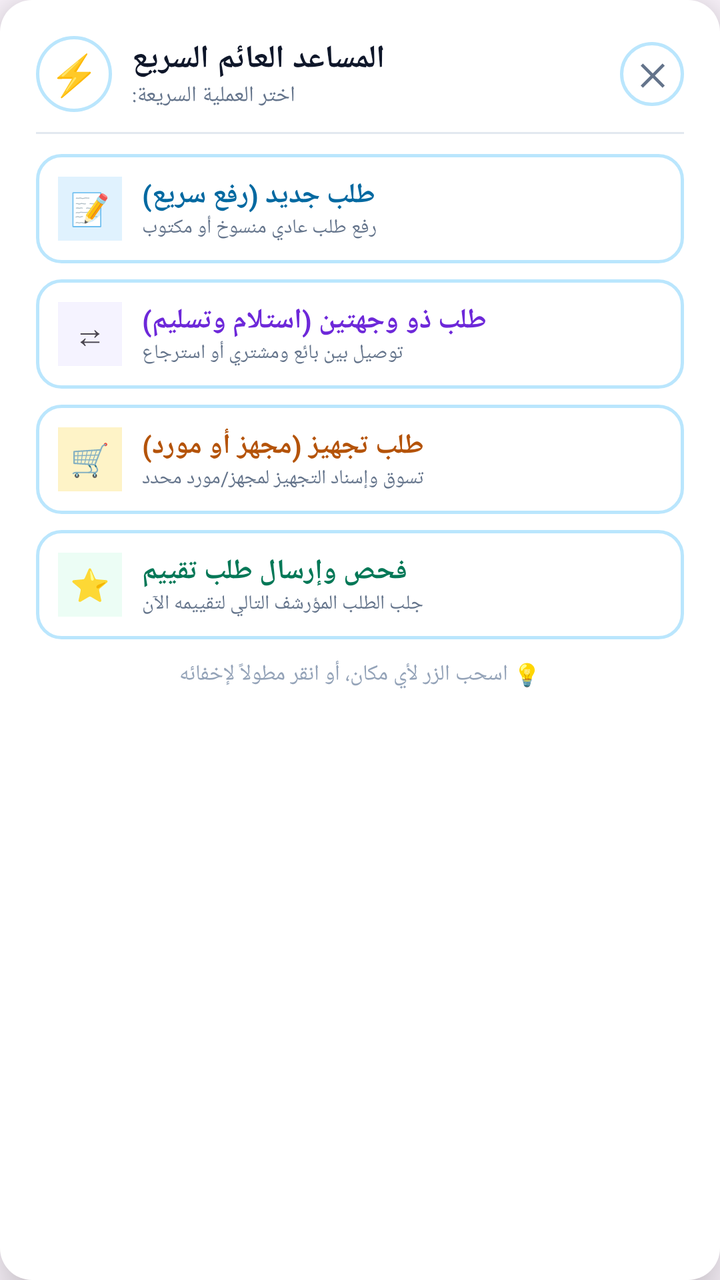
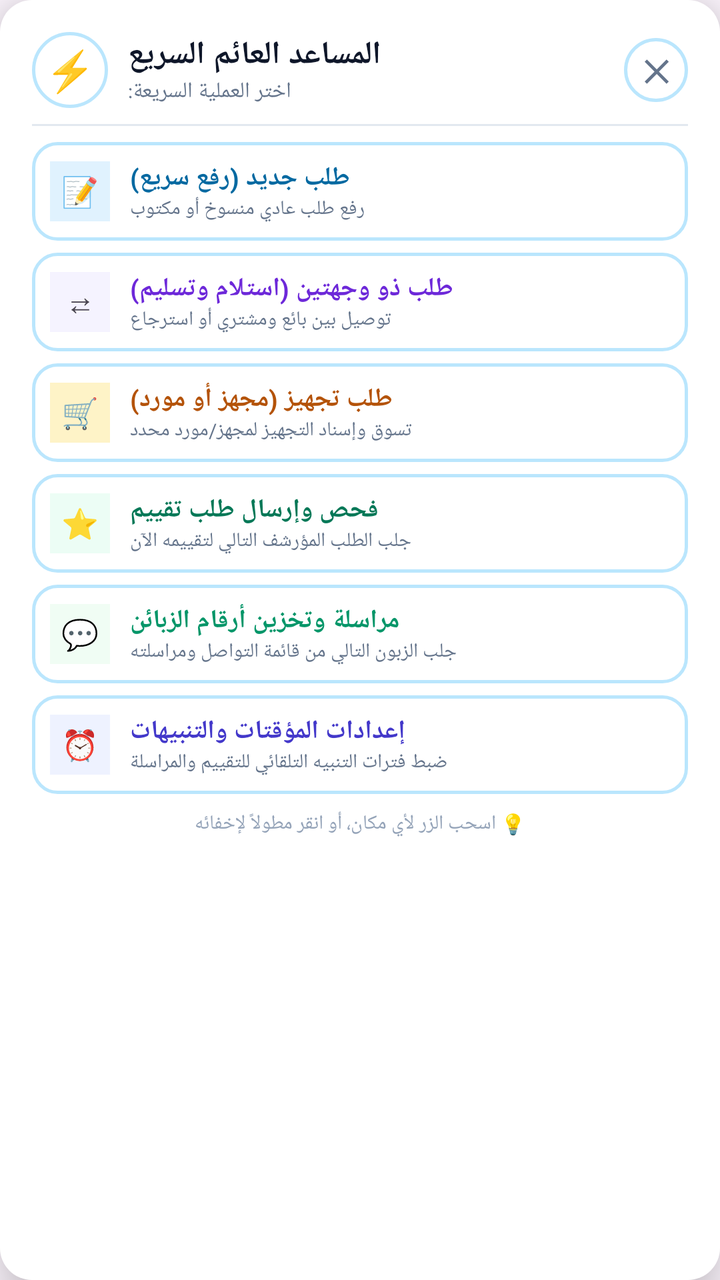

Screens rendered from an Android XML layout before and after an edit, with the pre-edit source and the edit as a unified diff.
<!-- AndroidManifest.xml: application theme Theme.AboAkbarAdmin -->
<!-- res/layout/dialog_floating_actions.xml -->
<?xml version="1.0" encoding="utf-8"?>
<LinearLayout xmlns:android="http://schemas.android.com/apk/res/android"
    android:id="@+id/floatingMenuRoot"
    android:layout_width="match_parent"
    android:layout_height="wrap_content"
    android:layout_gravity="center"
    android:layout_margin="20dp"
    android:background="@drawable/bg_dialog_rounded"
    android:orientation="vertical"
    android:padding="18dp"
    android:elevation="16dp">

    
    <LinearLayout
        android:layout_width="match_parent"
        android:layout_height="wrap_content"
        android:gravity="center_vertical"
        android:orientation="horizontal">

        <TextView
            android:layout_width="38dp"
            android:layout_height="38dp"
            android:background="@drawable/button_round_bg"
            android:gravity="center"
            android:text="⚡"
            android:textSize="20sp" />

        <LinearLayout
            android:layout_width="0dp"
            android:layout_height="wrap_content"
            android:layout_weight="1"
            android:layout_marginStart="10dp"
            android:orientation="vertical">

            <TextView
                android:layout_width="wrap_content"
                android:layout_height="wrap_content"
                android:text="المساعد العائم السريع"
                android:textColor="#0f172a"
                android:textSize="16sp"
                android:textStyle="bold" />

            <TextView
                android:layout_width="wrap_content"
                android:layout_height="wrap_content"
                android:text="اختر العملية السريعة:"
                android:textColor="#64748b"
                android:textSize="11sp" />
        </LinearLayout>

        <TextView
            android:id="@+id/btnCloseFloatingMenu"
            android:layout_width="32dp"
            android:layout_height="32dp"
            android:background="@drawable/button_round_bg"
            android:gravity="center"
            android:text="✕"
            android:textColor="#64748b"
            android:textSize="15sp"
            android:textStyle="bold" />
    </LinearLayout>

    <View
        android:layout_width="match_parent"
        android:layout_height="1dp"
        android:layout_marginTop="10dp"
        android:layout_marginBottom="10dp"
        android:background="#e2e8f0" />

    
    <LinearLayout
        android:id="@+id/btnOptQuickDraft"
        android:layout_width="match_parent"
        android:layout_height="wrap_content"
        android:background="@drawable/input_bg"
        android:clickable="true"
        android:focusable="true"
        android:gravity="center_vertical"
        android:orientation="horizontal"
        android:padding="11dp">

        <TextView
            android:layout_width="32dp"
            android:layout_height="32dp"
            android:background="#e0f2fe"
            android:gravity="center"
            android:text="📝"
            android:textSize="16sp" />

        <LinearLayout
            android:layout_width="0dp"
            android:layout_height="wrap_content"
            android:layout_weight="1"
            android:layout_marginStart="10dp"
            android:orientation="vertical">

            <TextView
                android:layout_width="wrap_content"
                android:layout_height="wrap_content"
                android:text="طلب جديد (رفع سريع)"
                android:textColor="#0369a1"
                android:textSize="14sp"
                android:textStyle="bold" />

            <TextView
                android:layout_width="wrap_content"
                android:layout_height="wrap_content"
                android:text="رفع طلب عادي منسوخ أو مكتوب"
                android:textColor="#64748b"
                android:textSize="10sp" />
        </LinearLayout>
    </LinearLayout>

    
    <LinearLayout
        android:id="@+id/btnOptDoubleOrder"
        android:layout_width="match_parent"
        android:layout_height="wrap_content"
        android:layout_marginTop="8dp"
        android:background="@drawable/input_bg"
        android:clickable="true"
        android:focusable="true"
        android:gravity="center_vertical"
        android:orientation="horizontal"
        android:padding="11dp">

        <TextView
            android:layout_width="32dp"
            android:layout_height="32dp"
            android:background="#f5f3ff"
            android:gravity="center"
            android:text="⇄"
            android:textSize="16sp" />

        <LinearLayout
            android:layout_width="0dp"
            android:layout_height="wrap_content"
            android:layout_weight="1"
            android:layout_marginStart="10dp"
            android:orientation="vertical">

            <TextView
                android:layout_width="wrap_content"
                android:layout_height="wrap_content"
                android:text="طلب ذو وجهتين (استلام وتسليم)"
                android:textColor="#6d28d9"
                android:textSize="14sp"
                android:textStyle="bold" />

            <TextView
                android:layout_width="wrap_content"
                android:layout_height="wrap_content"
                android:text="توصيل بين بائع ومشتري أو استرجاع"
                android:textColor="#64748b"
                android:textSize="10sp" />
        </LinearLayout>
    </LinearLayout>

    
    <LinearLayout
        android:id="@+id/btnOptPrepOrder"
        android:layout_width="match_parent"
        android:layout_height="wrap_content"
        android:layout_marginTop="8dp"
        android:background="@drawable/input_bg"
        android:clickable="true"
        android:focusable="true"
        android:gravity="center_vertical"
        android:orientation="horizontal"
        android:padding="11dp">

        <TextView
            android:layout_width="32dp"
            android:layout_height="32dp"
            android:background="#fef3c7"
            android:gravity="center"
            android:text="🛒"
            android:textSize="16sp" />

        <LinearLayout
            android:layout_width="0dp"
            android:layout_height="wrap_content"
            android:layout_weight="1"
            android:layout_marginStart="10dp"
            android:orientation="vertical">

            <TextView
                android:layout_width="wrap_content"
                android:layout_height="wrap_content"
                android:text="طلب تجهيز (مجهز أو مورد)"
                android:textColor="#b45309"
                android:textSize="14sp"
                android:textStyle="bold" />

            <TextView
                android:layout_width="wrap_content"
                android:layout_height="wrap_content"
                android:text="تسوق وإسناد التجهيز لمجهز/مورد محدد"
                android:textColor="#64748b"
                android:textSize="10sp" />
        </LinearLayout>
    </LinearLayout>

    
    <LinearLayout
        android:id="@+id/btnOptEvaluationCheck"
        android:layout_width="match_parent"
        android:layout_height="wrap_content"
        android:layout_marginTop="8dp"
        android:background="@drawable/input_bg"
        android:clickable="true"
        android:focusable="true"
        android:gravity="center_vertical"
        android:orientation="horizontal"
        android:padding="11dp">

        <TextView
            android:layout_width="32dp"
            android:layout_height="32dp"
            android:background="#ecfdf5"
            android:gravity="center"
            android:text="⭐"
            android:textSize="16sp" />

        <LinearLayout
            android:layout_width="0dp"
            android:layout_height="wrap_content"
            android:layout_weight="1"
            android:layout_marginStart="10dp"
            android:orientation="vertical">

            <TextView
                android:layout_width="wrap_content"
                android:layout_height="wrap_content"
                android:text="فحص وإرسال طلب تقييم"
                android:textColor="#047857"
                android:textSize="14sp"
                android:textStyle="bold" />

            <TextView
                android:layout_width="wrap_content"
                android:layout_height="wrap_content"
                android:text="جلب الطلب المؤرشف التالي لتقييمه الآن"
                android:textColor="#64748b"
                android:textSize="10sp" />
        </LinearLayout>
    </LinearLayout>

    <TextView
        android:layout_width="match_parent"
        android:layout_height="wrap_content"
        android:layout_marginTop="10dp"
        android:gravity="center"
        android:text="💡 اسحب الزر لأي مكان، أو انقر مطولاً لإخفائه"
        android:textColor="#94a3b8"
        android:textSize="11sp" />

</LinearLayout>
<!-- resources referenced by this layout -->
<resources>
  <!-- drawable bg_dialog_rounded (drawable) -->
  <?xml version="1.0" encoding="utf-8"?>
  <shape xmlns:android="http://schemas.android.com/apk/res/android">
      <solid android:color="#FFFFFF" />
      <corners android:radius="16dp" />
  </shape>
  <!-- drawable button_round_bg (drawable) -->
  <?xml version="1.0" encoding="utf-8"?>
  <ripple xmlns:android="http://schemas.android.com/apk/res/android"
      android:color="@color/sky_200">
      <item>
          <shape android:shape="oval">
              <solid android:color="#1AFFFFFF" />
              <stroke android:width="1.5dp" android:color="@color/sky_200" />
          </shape>
      </item>
  </ripple>
  <!-- drawable input_bg (drawable) -->
  <?xml version="1.0" encoding="utf-8"?>
  <shape xmlns:android="http://schemas.android.com/apk/res/android"
      android:shape="rectangle">
      <solid android:color="#14FFFFFF" />
      <stroke android:width="1.5dp" android:color="@color/sky_200" />
      <corners android:radius="12dp" />
  </shape>
  <style name="Theme.AboAkbarAdmin" parent="Theme.Material3.DayNight.NoActionBar">
          <item name="colorPrimary">@color/sky_800</item>
          <item name="colorPrimaryDark">@color/sky_950</item>
          <item name="colorSecondary">@color/cyan_100</item>
          <item name="android:statusBarColor">@color/sky_950</item>
          <item name="android:windowLightStatusBar">false</item>
      </style>
  <color name="sky_200">#BAE6FD</color>
  <color name="sky_800">#075985</color>
  <color name="sky_950">#082F49</color>
  <color name="cyan_100">#CFFAFE</color>
</resources>

<!-- the commit's change to res/layout/dialog_floating_actions.xml (unified diff, before → after) -->
@@ -4,10 +4,10 @@
     android:layout_width="match_parent"
     android:layout_height="wrap_content"
     android:layout_gravity="center"
-    android:layout_margin="20dp"
+    android:layout_margin="16dp"
     android:background="@drawable/bg_dialog_rounded"
     android:orientation="vertical"
-    android:padding="18dp"
+    android:padding="16dp"
     android:elevation="16dp">
 
     
@@ -63,8 +63,8 @@
     <View
         android:layout_width="match_parent"
         android:layout_height="1dp"
-        android:layout_marginTop="10dp"
-        android:layout_marginBottom="10dp"
+        android:layout_marginTop="8dp"
+        android:layout_marginBottom="8dp"
         android:background="#e2e8f0" />
 
     
@@ -77,15 +77,15 @@
         android:focusable="true"
         android:gravity="center_vertical"
         android:orientation="horizontal"
-        android:padding="11dp">
-
-        <TextView
-            android:layout_width="32dp"
-            android:layout_height="32dp"
+        android:padding="9dp">
+
+        <TextView
+            android:layout_width="30dp"
+            android:layout_height="30dp"
             android:background="#e0f2fe"
             android:gravity="center"
             android:text="📝"
-            android:textSize="16sp" />
+            android:textSize="15sp" />
 
         <LinearLayout
             android:layout_width="0dp"
@@ -99,7 +99,7 @@
                 android:layout_height="wrap_content"
                 android:text="طلب جديد (رفع سريع)"
                 android:textColor="#0369a1"
-                android:textSize="14sp"
+                android:textSize="13sp"
                 android:textStyle="bold" />
 
             <TextView
@@ -116,21 +116,21 @@
         android:id="@+id/btnOptDoubleOrder"
         android:layout_width="match_parent"
         android:layout_height="wrap_content"
-        android:layout_marginTop="8dp"
-        android:background="@drawable/input_bg"
-        android:clickable="true"
-        android:focusable="true"
-        android:gravity="center_vertical"
-        android:orientation="horizontal"
-        android:padding="11dp">
-
-        <TextView
-            android:layout_width="32dp"
-            android:layout_height="32dp"
+        android:layout_marginTop="6dp"
+        android:background="@drawable/input_bg"
+        android:clickable="true"
+        android:focusable="true"
+        android:gravity="center_vertical"
+        android:orientation="horizontal"
+        android:padding="9dp">
+
+        <TextView
+            android:layout_width="30dp"
+            android:layout_height="30dp"
             android:background="#f5f3ff"
             android:gravity="center"
             android:text="⇄"
-            android:textSize="16sp" />
+            android:textSize="15sp" />
 
         <LinearLayout
             android:layout_width="0dp"
@@ -144,7 +144,7 @@
                 android:layout_height="wrap_content"
                 android:text="طلب ذو وجهتين (استلام وتسليم)"
                 android:textColor="#6d28d9"
-                android:textSize="14sp"
+                android:textSize="13sp"
                 android:textStyle="bold" />
 
             <TextView
@@ -161,21 +161,21 @@
         android:id="@+id/btnOptPrepOrder"
         android:layout_width="match_parent"
         android:layout_height="wrap_content"
-        android:layout_marginTop="8dp"
-        android:background="@drawable/input_bg"
-        android:clickable="true"
-        android:focusable="true"
-        android:gravity="center_vertical"
-        android:orientation="horizontal"
-        android:padding="11dp">
-
-        <TextView
-            android:layout_width="32dp"
-            android:layout_height="32dp"
+        android:layout_marginTop="6dp"
+        android:background="@drawable/input_bg"
+        android:clickable="true"
+        android:focusable="true"
+        android:gravity="center_vertical"
+        android:orientation="horizontal"
+        android:padding="9dp">
+
+        <TextView
+            android:layout_width="30dp"
+            android:layout_height="30dp"
             android:background="#fef3c7"
             android:gravity="center"
             android:text="🛒"
-            android:textSize="16sp" />
+            android:textSize="15sp" />
 
         <LinearLayout
             android:layout_width="0dp"
@@ -189,7 +189,7 @@
                 android:layout_height="wrap_content"
                 android:text="طلب تجهيز (مجهز أو مورد)"
                 android:textColor="#b45309"
-                android:textSize="14sp"
+                android:textSize="13sp"
                 android:textStyle="bold" />
 
             <TextView
@@ -206,21 +206,21 @@
         android:id="@+id/btnOptEvaluationCheck"
         android:layout_width="match_parent"
         android:layout_height="wrap_content"
-        android:layout_marginTop="8dp"
-        android:background="@drawable/input_bg"
-        android:clickable="true"
-        android:focusable="true"
-        android:gravity="center_vertical"
-        android:orientation="horizontal"
-        android:padding="11dp">
-
-        <TextView
-            android:layout_width="32dp"
-            android:layout_height="32dp"
+        android:layout_marginTop="6dp"
+        android:background="@drawable/input_bg"
+        android:clickable="true"
+        android:focusable="true"
+        android:gravity="center_vertical"
+        android:orientation="horizontal"
+        android:padding="9dp">
+
+        <TextView
+            android:layout_width="30dp"
+            android:layout_height="30dp"
             android:background="#ecfdf5"
             android:gravity="center"
             android:text="⭐"
-            android:textSize="16sp" />
+            android:textSize="15sp" />
 
         <LinearLayout
             android:layout_width="0dp"
@@ -234,7 +234,7 @@
                 android:layout_height="wrap_content"
                 android:text="فحص وإرسال طلب تقييم"
                 android:textColor="#047857"
-                android:textSize="14sp"
+                android:textSize="13sp"
                 android:textStyle="bold" />
 
             <TextView
@@ -246,13 +246,103 @@
         </LinearLayout>
     </LinearLayout>
 
+    
+    <LinearLayout
+        android:id="@+id/btnOptOutreachCheck"
+        android:layout_width="match_parent"
+        android:layout_height="wrap_content"
+        android:layout_marginTop="6dp"
+        android:background="@drawable/input_bg"
+        android:clickable="true"
+        android:focusable="true"
+        android:gravity="center_vertical"
+        android:orientation="horizontal"
+        android:padding="9dp">
+
+        <TextView
+            android:layout_width="30dp"
+            android:layout_height="30dp"
+            android:background="#f0fdf4"
+            android:gravity="center"
+            android:text="💬"
+            android:textSize="15sp" />
+
+        <LinearLayout
+            android:layout_width="0dp"
+            android:layout_height="wrap_content"
+            android:layout_weight="1"
+            android:layout_marginStart="10dp"
+            android:orientation="vertical">
+
+            <TextView
+                android:layout_width="wrap_content"
+                android:layout_height="wrap_content"
+                android:text="مراسلة وتخزين أرقام الزبائن"
+                android:textColor="#059669"
+                android:textSize="13sp"
+                android:textStyle="bold" />
+
+            <TextView
+                android:layout_width="wrap_content"
+                android:layout_height="wrap_content"
+                android:text="جلب الزبون التالي من قائمة التواصل ومراسلته"
+                android:textColor="#64748b"
+                android:textSize="10sp" />
+        </LinearLayout>
+    </LinearLayout>
+
+    
+    <LinearLayout
+        android:id="@+id/btnOptRemindersSettings"
+        android:layout_width="match_parent"
+        android:layout_height="wrap_content"
+        android:layout_marginTop="6dp"
+        android:background="@drawable/input_bg"
+        android:clickable="true"
+        android:focusable="true"
+        android:gravity="center_vertical"
+        android:orientation="horizontal"
+        android:padding="9dp">
+
+        <TextView
+            android:layout_width="30dp"
+            android:layout_height="30dp"
+            android:background="#eef2ff"
+            android:gravity="center"
+            android:text="⏰"
+            android:textSize="15sp" />
+
+        <LinearLayout
+            android:layout_width="0dp"
+            android:layout_height="wrap_content"
+            android:layout_weight="1"
+            android:layout_marginStart="10dp"
+            android:orientation="vertical">
+
+            <TextView
+                android:layout_width="wrap_content"
+                android:layout_height="wrap_content"
+                android:text="إعدادات المؤقتات والتنبيهات"
+                android:textColor="#4338ca"
+                android:textSize="13sp"
+                android:textStyle="bold" />
+
+            <TextView
+                android:layout_width="wrap_content"
+                android:layout_height="wrap_content"
+                android:text="ضبط فترات التنبيه التلقائي للتقييم والمراسلة"
+                android:textColor="#64748b"
+                android:textSize="10sp" />
+        </LinearLayout>
+    </LinearLayout>
+
     <TextView
         android:layout_width="match_parent"
         android:layout_height="wrap_content"
-        android:layout_marginTop="10dp"
+        android:layout_marginTop="8dp"
         android:gravity="center"
         android:text="💡 اسحب الزر لأي مكان، أو انقر مطولاً لإخفائه"
         android:textColor="#94a3b8"
-        android:textSize="11sp" />
+        android:textSize="10sp" />
 
 </LinearLayout>
